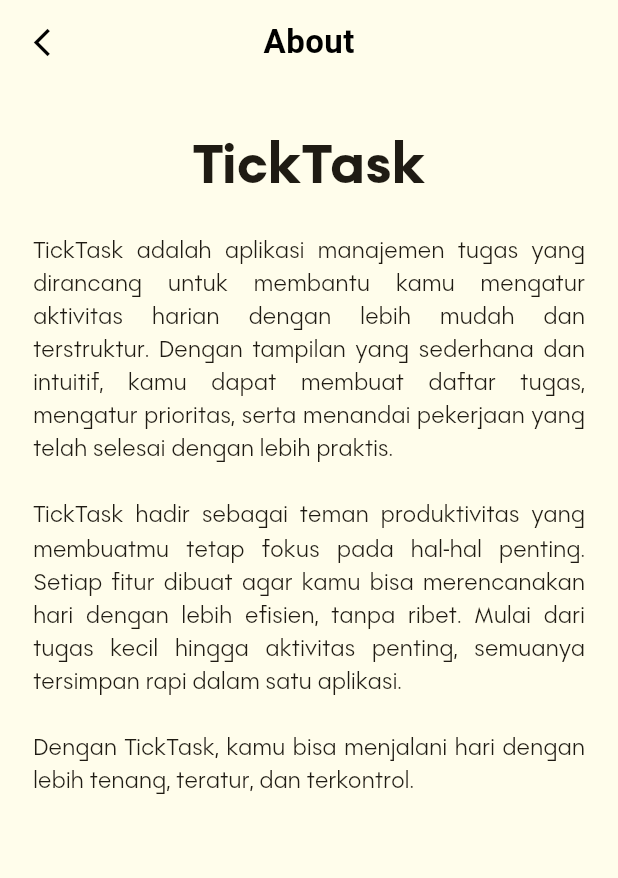
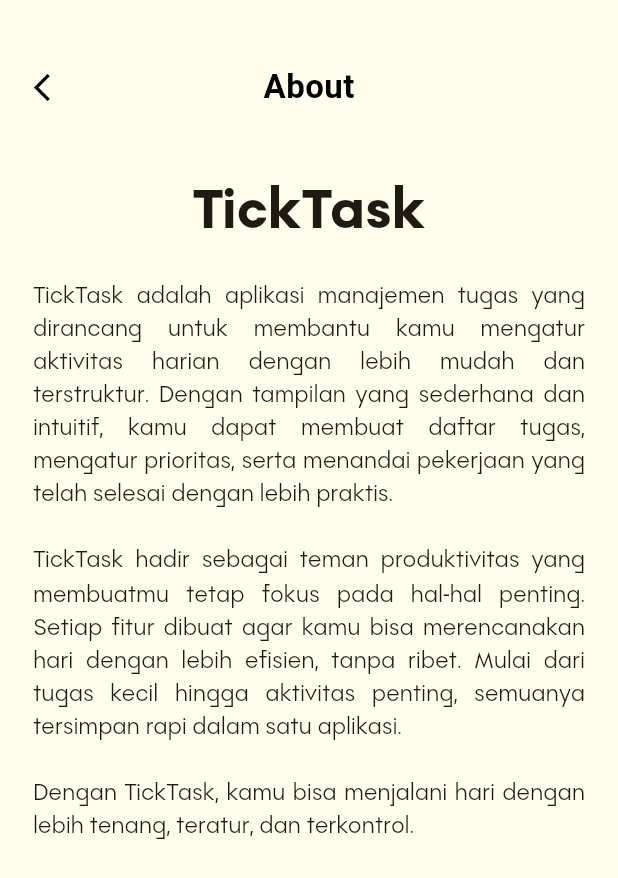
Before and after one commit to habibNurrohmad/ticktask_frontend, a Flutter app: the AboutView screen opened by its route, on a phone screen of 412 x 824 dp. Shown: the top 878 px of the screen. Run offline on Flutter 3.47's test engine with Material 3 defaults, Android fonts, the light colour scheme and no system bars; our stand-ins replace get, get_storage, image_picker, table_calendar; accounts and stored records are empty; Roboto replaces fonts that are missing (Rhotek).

Commit message:
Update about_view.dart

```diff
--- a/lib/app/modules/about/views/about_view.dart
+++ b/lib/app/modules/about/views/about_view.dart
@@ -10,7 +10,11 @@
   Widget build(BuildContext context) {
     return Scaffold(
       backgroundColor: const Color(0xffFFFDEB),
-      appBar: AppBar(
+      appBar: PreferredSize(
+        preferredSize: const Size.fromHeight(kToolbarHeight + 30),
+        child: Padding(
+          padding: const EdgeInsets.only(top: 30),
+          child: AppBar(
             backgroundColor: const Color(0xffFFFDEB),
             elevation: 0,
             leading: IconButton(
@@ -32,6 +36,8 @@
               ),
             ),
             centerTitle: true,
+          ),
+        ),
       ),
       body: Padding(
         padding: const EdgeInsets.symmetric(horizontal: 22, vertical: 10),
```
Lines whose indentation alone changed are shown as unchanged.
